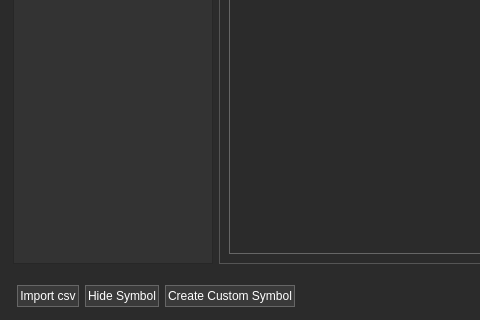
This is Widgets/HistoricalWindow/historicalwindow.ui in ArtemIyX/TradeForge as Qt 5 draws it before an edit; both pictures show x 0 to 480 and y 250 to 570 of the 617 by 570 pixel window. The edited form follows.
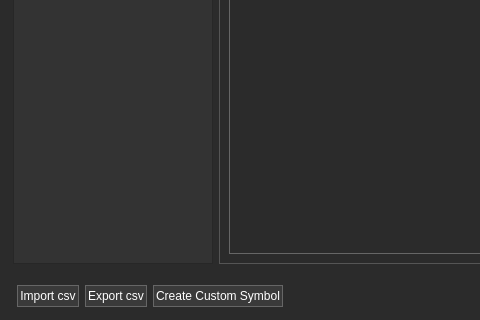
This is the edited form. Icons and pictures are not drawn.

Commit message: export and search little fix

```diff
--- a/Widgets/HistoricalWindow/historicalwindow.ui
+++ b/Widgets/HistoricalWindow/historicalwindow.ui
@@ -520,7 +520,7 @@
 }</string>
          </property>
          <property name="text">
-          <string>Hide Symbol</string>
+          <string>Export csv</string>
          </property>
         </widget>
        </item>
```
Left out of the diff: 2 changed lines with no effect on the pictures. The commit also changes 2 other files.
